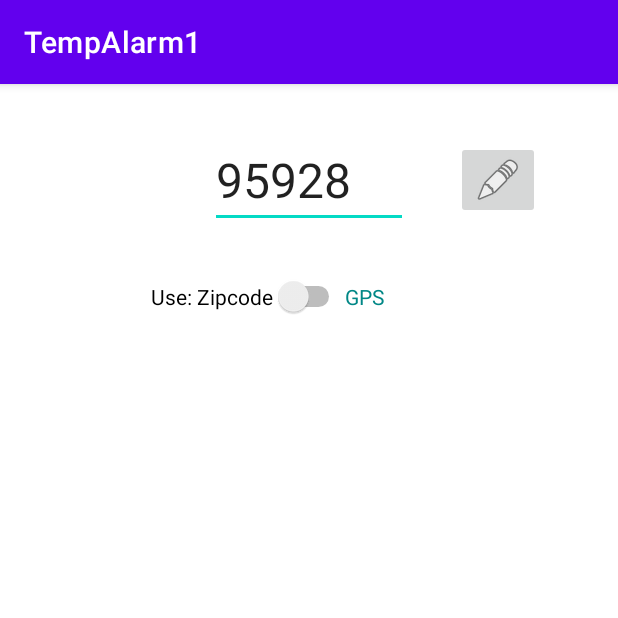
After one commit to Tinker42/TempAlarm1, an Android app: the SettingsActivity screen opened directly, with no data from a screen before it, on a phone screen of 412 x 824 dp, the top half of it. The commit adds this screen. Run offline under Robolectric (Android 15) with nearby library versions, the phone set to English and light mode, and no system bars.

Commit message:
Created SettingsActivity for zipcode setting and gps toggle. Added custom notification image.

```diff
--- a/app/build.gradle
+++ b/app/build.gradle
@@ -40,6 +40,7 @@ dependencies {
     implementation 'androidx.appcompat:appcompat:1.5.0'
     implementation 'com.google.android.material:material:1.6.1'
     implementation 'androidx.constraintlayout:constraintlayout:2.1.4'
+    implementation 'com.google.android.gms:play-services-location:19.0.1'
     testImplementation 'junit:junit:4.13.2'
     androidTestImplementation 'androidx.test.ext:junit:1.1.3'
     androidTestImplementation 'androidx.test.espresso:espresso-core:3.4.0'
--- a/app/src/main/AndroidManifest.xml
+++ b/app/src/main/AndroidManifest.xml
@@ -2,6 +2,8 @@
 <manifest xmlns:android="http://schemas.android.com/apk/res/android"
     xmlns:tools="http://schemas.android.com/tools"
     package="com.ata.tempalarm1">
+
+    <uses-permission android:name="android.permission.ACCESS_FINE_LOCATION" />
     <uses-permission android:name="android.permission.INTERNET"/>
     <uses-permission android:name="android.permission.SCHEDULE_EXACT_ALARM"/>
     <uses-permission android:name="android.permission.WAKE_LOCK" />
@@ -33,6 +35,9 @@
             android:exported="false"
             />
         <receiver android:name=".AlarmReceiver"/>
+        <activity android:name=".SettingsActivity"
+            android:exported="false"
+            />
     </application>
 
 </manifest>
--- a/app/src/main/java/com/ata/tempalarm1/AlarmReceiver.java
+++ b/app/src/main/java/com/ata/tempalarm1/AlarmReceiver.java
@@ -22,7 +22,7 @@ public class AlarmReceiver extends BroadcastReceiver {
 
 
         NotificationCompat.Builder mBuilder= new NotificationCompat.Builder(context);
-        mBuilder.setSmallIcon(R.drawable.ic_launcher_background);
+        mBuilder.setSmallIcon(R.drawable.fa_notification_icon);
         //mBuilder.setPriority(NotificationCompat.PRIORITY_DEFAULT);
         mBuilder.setContentTitle("Notification");
         mBuilder.setContentText(intent.getStringExtra("alarmText"));
--- /dev/null
+++ b/app/src/main/java/com/ata/tempalarm1/SettingsActivity.java
@@ -0,0 +1,46 @@
+package com.ata.tempalarm1;
+
+import android.content.Context;
+import android.content.SharedPreferences;
+import android.os.Bundle;
+import android.os.PersistableBundle;
+import android.view.View;
+import android.widget.CompoundButton;
+
+import androidx.annotation.Nullable;
+import androidx.appcompat.app.AppCompatActivity;
+
+import com.ata.tempalarm1.databinding.ActivityMainBinding;
+import com.ata.tempalarm1.databinding.ActivitySettingsBinding;
+
+public class SettingsActivity extends AppCompatActivity {
+ActivitySettingsBinding binding;
+    @Override //Overriding the AppCompactActivity which is the android class that has a function onCreate that represents the view lifecycle
+    protected void onCreate(Bundle savedInstanceState) {
+        super.onCreate(savedInstanceState);
+        binding = ActivitySettingsBinding.inflate(getLayoutInflater());
+        setContentView(binding.getRoot());
+        SharedPreferences sharedPref = getSharedPreferences("MyPrefs", Context.MODE_PRIVATE);
+
+        binding.zipEditText.setText(Integer.toString(sharedPref.getInt("Zipcode",95928)));
+        binding.Z2GS.setChecked(sharedPref.getBoolean("UseGPS",false));
+        binding.replaceZip.setOnClickListener(new View.OnClickListener() {
+            @Override
+            public void onClick(View view) {
+                sharedPref.edit().putInt("Zipcode", Integer.parseInt(binding.zipEditText.getText().toString())).apply();
+                sharedPref.edit().putBoolean("UseGPS",binding.Z2GS.isChecked()).apply();
+                finish();
+            }
+        });
+        binding.Z2GS.setOnCheckedChangeListener(new CompoundButton.OnCheckedChangeListener() {
+            @Override
+            public void onCheckedChanged(CompoundButton compoundButton, boolean b) {
+                sharedPref.edit().putBoolean("UseGPS",b).apply();
+            }
+        });
+    }
+
+
+
+
+}
--- /dev/null
+++ b/app/src/main/res/layout/activity_settings.xml
@@ -0,0 +1,100 @@
+<?xml version="1.0" encoding="utf-8"?>
+<androidx.constraintlayout.widget.ConstraintLayout xmlns:android="http://schemas.android.com/apk/res/android"
+    xmlns:tools="http://schemas.android.com/tools"
+    android:layout_width="match_parent"
+    android:layout_height="match_parent"
+    xmlns:app="http://schemas.android.com/apk/res-auto">
+
+    <EditText
+        android:id="@+id/zipEditText"
+
+        android:layout_width="132dp"
+        android:layout_height="wrap_content"
+
+        tools:text="95864"
+        android:hint="95864"
+        android:textSize="32dp"
+        android:inputType="number"
+        android:maxLength="5"
+        android:imeOptions="actionDone"
+
+        app:layout_constraintLeft_toLeftOf="parent"
+        app:layout_constraintRight_toRightOf="parent"
+        app:layout_constraintTop_toTopOf="parent"
+
+        android:layout_marginTop="32dp"
+        app:layout_constraintVertical_bias="0.814"
+
+        tools:ignore="SpUsage"
+        />
+
+    <androidx.appcompat.widget.AppCompatImageButton
+        android:id="@+id/replaceZip"
+
+        android:layout_width="wrap_content"
+        android:layout_height="wrap_content"
+
+        app:layout_constraintStart_toEndOf="@id/zipEditText"
+        android:layout_marginLeft="32dp"
+        app:layout_constraintTop_toTopOf="@id/zipEditText"
+        app:layout_constraintBottom_toBottomOf="@id/zipEditText"
+
+        app:srcCompat="@android:drawable/ic_menu_edit"
+        tools:ignore="RtlHardcoded"
+        />
+
+    <TextView
+        android:id="@+id/UseZIP"
+
+        app:layout_constraintBottom_toBottomOf="@id/Z2GS"
+        app:layout_constraintEnd_toStartOf="@id/Z2GS"
+
+        app:layout_constraintTop_toTopOf="@id/Z2GS"
+        android:layout_width="wrap_content"
+        android:layout_height="wrap_content"
+
+        android:text="Use: Zipcode"
+        android:textColor="@color/black"
+        android:textSize="14dp"
+
+        tools:ignore="SpUsage"
+        />
+
+    <Switch
+        android:id="@+id/Z2GS"
+
+        app:layout_constraintLeft_toLeftOf="parent"
+        app:layout_constraintRight_toRightOf="parent"
+
+
+        app:layout_constraintTop_toBottomOf="@id/zipEditText"
+        android:layout_marginTop="32dp"
+        android:layout_width="wrap_content"
+
+        android:layout_height="wrap_content"
+        android:textOff="0"
+        android:textOn="1"
+        tools:ignore="UseSwitchCompatOrMaterialXml"
+
+
+        />
+
+    <TextView
+        android:id="@+id/UseGPS"
+
+        app:layout_constraintBottom_toBottomOf="@id/Z2GS"
+        app:layout_constraintStart_toEndOf="@id/Z2GS"
+
+        app:layout_constraintTop_toTopOf="@id/Z2GS"
+        android:layout_width="wrap_content"
+        android:layout_height="wrap_content"
+
+        android:text="GPS"
+        android:textColor="@color/teal_700"
+        android:textSize="14dp"
+
+        tools:ignore="SpUsage"
+        />
+
+
+</androidx.constraintlayout.widget.ConstraintLayout>
```
Also changed, not shown: app/src/main/java/com/ata/tempalarm1/Data/WeatherWorker.java (+35 -6 lines), app/src/main/java/com/ata/tempalarm1/MainActivity.java (+32 -4 lines), app/src/main/res/layout/activity_main.xml (+8 -11 lines), app/src/main/res/drawable-v24/fa_notification_icon.png (added).
